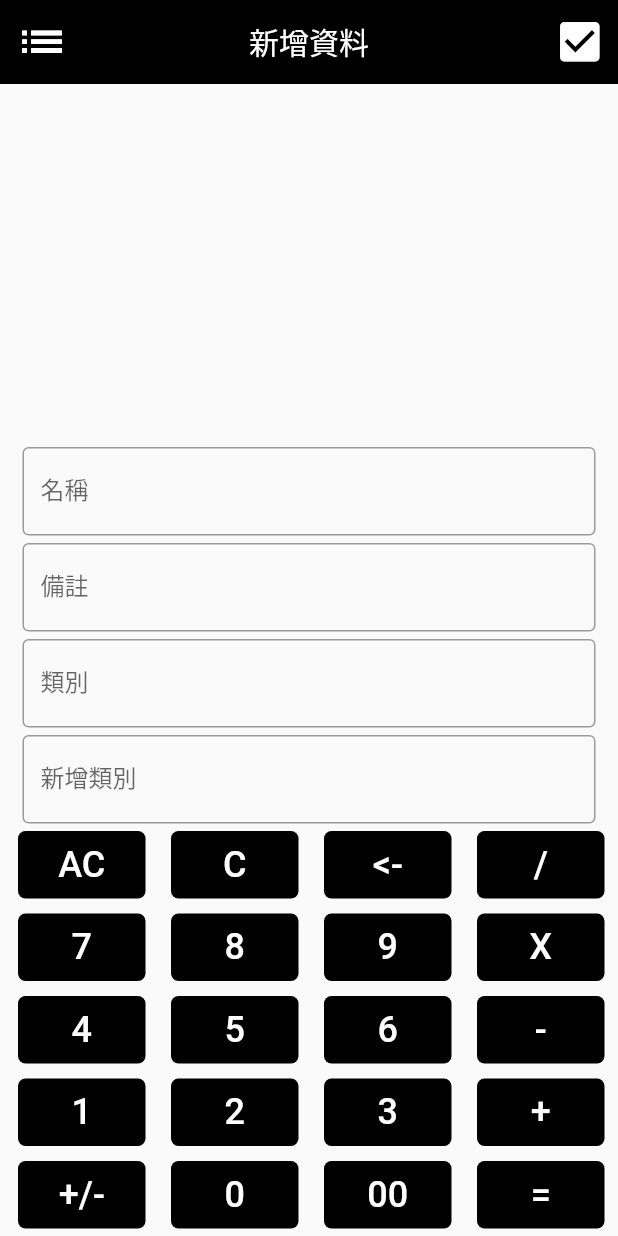
After one commit to ShallowFeather/flutterapp, a Flutter app: the AddDataPage screen opened directly, after a tap on "AC", on a phone screen of 412 x 824 dp. The commit adds this screen. Run offline on Flutter 3.47's test engine with Material 2 defaults, Android fonts, the phone set to English and light mode, and no system bars; our stand-ins replace sqflite, syncfusion_flutter_charts; accounts and stored records are empty.

Commit message:
finish the add page but maybe will have some bug when enter over 10 numbers

```diff
--- /dev/null
+++ b/lib/data/GoodsClass.dart
@@ -0,0 +1,16 @@
+class Goods {
+  final int id;
+  final String name;
+  final String type;
+  final int cost;
+  final String date;
+  final String other;
+  Goods({
+    required this.id,
+    required this.name,
+    required this.type,
+    required this.cost,
+    required this.date,
+    required this.other,
+  });
+}
--- /dev/null
+++ b/lib/data/LoadData.dart
@@ -0,0 +1,24 @@
+import 'dart:async';
+import 'package:path/path.dart';
+import 'package:sqflite/sqflite.dart' as sql;
+import 'package:flutter/widgets.dart';
+
+class InitData {
+  static Future<void> createTables(sql.Database database) async {
+    await database.execute(
+        """
+          CREATE TABLE items(
+            id INTEGER PRIMARY KEY AUTOINCREMENT NOT NULL,
+            name TEXT,
+            type TEXT,
+            cost INTEGER,
+            date TEXT,
+            other TEXT,
+          )
+      """
+    );
+
+  }
+
+
+}
--- /dev/null
+++ b/lib/widgets/AddData.dart
@@ -0,0 +1,265 @@
+import 'package:flutter/cupertino.dart';
+import 'package:flutter/material.dart';
+
+class AddDataPage extends StatelessWidget {
+  final _scaffoldKey = GlobalKey<ScaffoldState>();
+
+  @override
+  Widget build(BuildContext context) {
+    return Scaffold(
+      resizeToAvoidBottomInset: false,
+      key: _scaffoldKey,
+      appBar: Appbar(context),
+      body: body(),
+      drawer: Drawer(),
+    );
+  }
+
+  AppBar Appbar(BuildContext context) {
+    return AppBar(
+      centerTitle: true,
+      title: Text("新增資料"),
+      backgroundColor: Colors.black,
+      elevation: 0,
+      leading: IconButton(
+        onPressed: () => _scaffoldKey.currentState!.openDrawer(),
+        icon: Icon(Icons.list_sharp),
+        color: Colors.white,
+        iconSize: 35,
+      ),
+      actions: <Widget>[
+        Padding(
+            padding: EdgeInsets.only(right: 0.0),
+            child: IconButton(
+              onPressed: () {
+                Navigator.pop(context);
+              },
+              icon: Icon(Icons.check_box),
+              color: Colors.white,
+              iconSize: 35,
+            )
+        )
+      ],
+    );
+  }
+}
+
+class body extends StatefulWidget {
+  @override
+  State<StatefulWidget> createState() => Body();
+}
+
+class Body extends State<body> {
+  final TextEditingController _controller = new TextEditingController();
+  String history = '';
+  int firstNum = 0, secondNum = 0;
+  String res = '';
+  String total = '';
+  String operation = '';
+
+  void btnOnClick(String Val) {
+    print(Val);
+    print(total);
+    if (Val == 'C') {
+      total = "";
+      firstNum = 0;
+      secondNum = 0;
+      res = "";
+    } else if (Val == 'AC') {
+      total = "";
+      firstNum = 0;
+      secondNum = 0;
+      res = "";
+      history = "";
+    } else if(Val == '+/-'){
+      if(total[0] != '-') {
+        res = '-' + total;
+      } else{
+          res = total.substring(1);
+      }
+    } else if(Val == '<-') {
+      res = total.substring(0, total.length - 1);
+    }
+    else if (Val == '+' || Val == '-' || Val == 'X' || Val == '/') {
+      firstNum = int.parse(total);
+      res = '';
+      operation = Val;
+    } else if (Val == '=') {
+      secondNum = int.parse(total);
+      if (operation == '+') {
+        res = (firstNum + secondNum).toString();
+        history =
+            firstNum.toString() + operation.toString() + secondNum.toString();
+      } else if (operation == '-') {
+        res = (firstNum - secondNum).toString();
+        history =
+            firstNum.toString() + operation.toString() + secondNum.toString();
+      } else if (operation == 'X') {
+        res = (firstNum * secondNum).toString();
+        history =
+            firstNum.toString() + operation.toString() + secondNum.toString();
+      } else if (operation == '/') {
+        res = (firstNum / secondNum).toString();
+        history =
+            firstNum.toString() + operation.toString() + secondNum.toString();
+      }
+    } else {
+      res = int.parse(total + Val).toString();
+    }
+    setState(() {
+      total = res;
+    });
+  }
+
+  @override
+  Widget build(BuildContext context) {
+    return Column(
+      mainAxisAlignment: MainAxisAlignment.end,
+      children: [
+        Container(
+          alignment: Alignment.bottomRight,
+          padding: const EdgeInsets.only(right: 30),
+          child: Text(
+            history,
+            style: TextStyle(fontSize: 32, color: Colors.black45),
+          ),
+        ),
+        Container(
+          alignment: Alignment.bottomRight,
+          padding: const EdgeInsets.only(right: 30),
+          child: Text(
+            total,
+            style: TextStyle(fontSize: 60),
+          ),
+        ),
+        Padding(
+          padding: const EdgeInsets.only(
+              left: 15.0, right: 15.0, top: 10, bottom: 0),
+          child: TextField(
+            decoration: InputDecoration(
+              border: OutlineInputBorder(),
+              labelText: "名稱",
+            ),
+          ),
+        ),
+        Padding(
+          padding:
+              const EdgeInsets.only(left: 15.0, right: 15.0, top: 5, bottom: 0),
+          child: TextField(
+            decoration: InputDecoration(
+              border: OutlineInputBorder(),
+              labelText: "備註",
+            ),
+          ),
+        ),
+        Padding(
+          padding:
+              const EdgeInsets.only(left: 15.0, right: 15.0, top: 5, bottom: 0),
+          child: TextField(
+            decoration: InputDecoration(
+              border: OutlineInputBorder(),
+              labelText: "類別",
+            ),
+          ),
+        ),
+        Padding(
+          padding:
+              const EdgeInsets.only(left: 15.0, right: 15.0, top: 5, bottom: 0),
+          child: TextField(
+            decoration: InputDecoration(
+              border: OutlineInputBorder(),
+              labelText: "新增類別",
+            ),
+          ),
+        ),
+        Column(
+          mainAxisAlignment: MainAxisAlignment.spaceEvenly,
+          children: [
+            Row(
+              mainAxisAlignment: MainAxisAlignment.spaceEvenly,
+              children: [
+                NumberButtom(text: "AC", callback: btnOnClick),
+                NumberButtom(text: "C", callback: btnOnClick),
+                NumberButtom(text: "<-", callback: btnOnClick),
+                NumberButtom(text: "/", callback: btnOnClick),
+              ],
+            ),
+            Row(
+              mainAxisAlignment: MainAxisAlignment.spaceEvenly,
+              children: [
+                NumberButtom(text: "7", callback: btnOnClick),
+                NumberButtom(text: "8", callback: btnOnClick),
+                NumberButtom(text: "9", callback: btnOnClick),
+                NumberButtom(text: "X", callback: btnOnClick),
+              ],
+            ),
+            Row(
+              mainAxisAlignment: MainAxisAlignment.spaceEvenly,
+              children: [
+                NumberButtom(
+                  text: "4",
+                  callback: btnOnClick,
+                ),
+                NumberButtom(text: "5", callback: btnOnClick),
+                NumberButtom(text: "6", callback: btnOnClick),
+                NumberButtom(text: "-", callback: btnOnClick),
+              ],
+            ),
+            Row(
+              mainAxisAlignment: MainAxisAlignment.spaceEvenly,
+              children: [
+                NumberButtom(text: "1", callback: btnOnClick),
+                NumberButtom(text: "2", callback: btnOnClick),
+                NumberButtom(text: "3", callback: btnOnClick),
+                NumberButtom(text: "+", callback: btnOnClick),
+              ],
+            ),
+            Row(
+              mainAxisAlignment: MainAxisAlignment.spaceEvenly,
+              children: [
+                NumberButtom(text: "+/-", callback: btnOnClick),
+                NumberButtom(text: "0", callback: btnOnClick),
+                NumberButtom(text: "00", callback: btnOnClick),
+                NumberButtom(text: "=", callback: btnOnClick),
+              ],
+            ),
+          ],
+        )
+      ],
+    );
+  }
+}
+
+class NumberButtom extends StatelessWidget {
+  final String text;
+  final Function callback;
+
+  const NumberButtom({
+    required this.text,
+    required this.callback,
+  });
+
+  @override
+  Widget build(BuildContext context) {
+    return Container(
+      padding: const EdgeInsets.only(left: 8, right: 5, top: 5, bottom: 5),
+      child: SizedBox(
+          width: 85,
+          height: 45,
+          child: FlatButton(
+            shape: RoundedRectangleBorder(
+              borderRadius: BorderRadius.circular(5.0),
+            ),
+            child: Text(
+              this.text,
+              style: TextStyle(
+                fontSize: 24,
+                color: Colors.white,
+              ),
+            ),
+            onPressed: () => callback(text),
+            color: Colors.black,
+          )),
+    );
+  }
+}
--- a/lib/widgets/List.dart
+++ b/lib/widgets/List.dart
@@ -1,19 +1,13 @@
-import 'package:flutter/cupertino.dart';
-import 'package:flutter/material.dart';
-
-class BuyList extends StatelessWidget {
-  @override
-  Widget build(BuildContext context) {
-    return Container(
-      width: double.infinity,
-      padding: EdgeInsets.symmetric(
-        vertical: 32.0,
-        horizontal: 24.0,
-      ),
-      decoration: BoxDecoration(
-        color: Colors.white70,
-        borderRadius: BorderRadius.circular(20.0),
-      ),
-    );
-  }
-}
+// import 'package:flutter/cupertino.dart';
+// import 'package:flutter/material.dart';
+//
+// class LastBuyList extends StatelessWidget {
+//   @override
+//   Widget build(BuildContext context) {
+//     return Expanded(
+//         child: ListView(
+//           children: BuyItem.map(),
+//         )
+//     );
+//   }
+// }
--- a/lib/widgets/MainPage.dart
+++ b/lib/widgets/MainPage.dart
@@ -1,7 +1,9 @@
 import 'package:flutter/cupertino.dart';
 import 'package:flutter/material.dart';
 import 'package:count/widgets/chart.dart';
-import 'package:count/widgets/appbar.dart';
+import 'package:count/widgets/List.dart';
+import 'package:count/widgets/AddData.dart';
+
 
 class MainPage extends StatelessWidget {
   final _scaffoldKey = GlobalKey<ScaffoldState>();
@@ -10,10 +12,11 @@ class MainPage extends StatelessWidget {
     return Scaffold(
       backgroundColor: Colors.white,
       key: _scaffoldKey,
-      appBar: TopAppbar(),
+      appBar: TopAppbar(context),
       body: Column(
         children: [
-            BackChart(),
+          BackChart(),
+          //LastBuyList(),
         ]
       ),
       drawer: Drawer(
@@ -29,10 +32,10 @@ class MainPage extends StatelessWidget {
     );
   }
 
-  AppBar TopAppbar() {
+  AppBar TopAppbar(BuildContext context) {
     return AppBar(
       centerTitle: true,
-      title: Text("現存餘額: 1500"),
+      title: Text("本月收支"),
       backgroundColor: Colors.black,
       elevation: 0,
       leading: IconButton(onPressed: () =>
@@ -45,7 +48,12 @@ class MainPage extends StatelessWidget {
         Padding(
             padding: EdgeInsets.only(right: 0.0),
             child: IconButton(
-              onPressed: () {},
+              onPressed: () {
+                Navigator.push(
+                    context,
+                    MaterialPageRoute(builder: (context) => AddDataPage()),
+                );
+              },
               icon: Icon(Icons.add_box),
               color: Colors.white,
               iconSize: 35,
--- a/lib/widgets/chart.dart
+++ b/lib/widgets/chart.dart
@@ -29,14 +29,34 @@ class BackChart extends StatelessWidget {
             ),
             Positioned(
                 bottom: 10,
-                right: 0,
-                left: 0,
-                child: IconButton(
-                  padding: EdgeInsets.zero,
-                  onPressed: () {},
-                  icon: Icon(Icons.equalizer_outlined),
-                  color: Colors.white,
-                ))
+                right: 75,
+                left: 75,
+                child: Row(
+                  mainAxisAlignment: MainAxisAlignment.spaceBetween,
+
+                  children: <Widget>[
+                    IconButton(
+                      onPressed: () {},
+                      icon: Icon(Icons.calendar_today),
+                      color: Colors.white,
+                    ),
+                    Text(
+                      "現存餘額: 1500",
+                      style: TextStyle(
+                          color: Colors.white,
+                          fontSize: 20,
+                      ),
+                    ),
+                    IconButton(
+                      alignment: Alignment.centerRight,
+                      padding: EdgeInsets.zero,
+                      onPressed: () {},
+                      icon: Icon(Icons.apps),
+                      color: Colors.white,
+                    )
+                  ]
+                )
+            )
           ],
         ),
       )
--- a/pubspec.yaml
+++ b/pubspec.yaml
@@ -37,6 +37,8 @@ dependencies:
   english_words: ^3.1.0
   json_serializable: ^6.1.3
   syncfusion_flutter_charts: ^19.1.54
+  sqflite: ^2.0.1
+  path: ^1.8.0
 
 
 dev_dependencies:
```
Also changed, not shown: lib/database/sql.dart (added), lib/widgets/appbar.dart (deleted), pubspec.lock.
